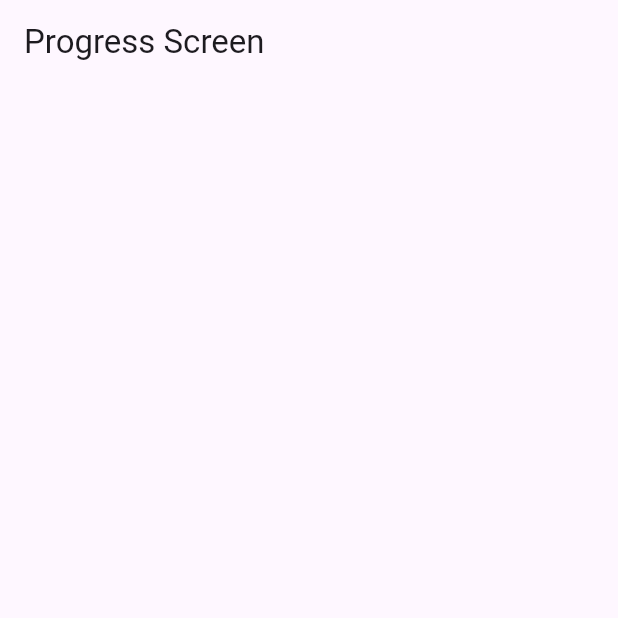
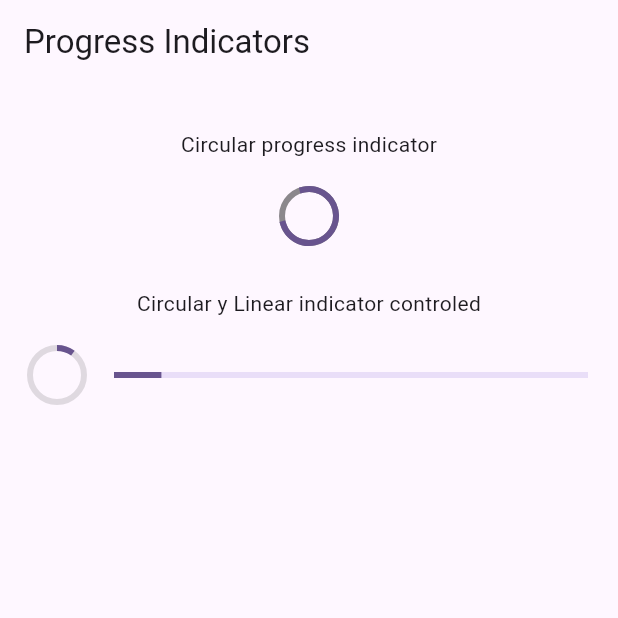
Before and after one commit to logojo/widget_app, a Flutter app: the Progress screen opened by its route, on a phone screen of 412 x 824 dp, the top half of it. Run offline on Flutter 3.47's test engine with Material 3 defaults, Android fonts, the phone set to English and light mode, and no system bars; our stand-ins replace go_router.

Commit message:
Progress indicadors finished

```diff
--- a/lib/config/menu/menu_item.dart
+++ b/lib/config/menu/menu_item.dart
@@ -25,6 +25,11 @@ const appMenuItems = <MenuItem>[
       link: '/cards',
       icon: Icons.credit_card),
   MenuItem(
+      title: 'Progress Indicators',
+      subtitle: 'Generales y controlados',
+      link: '/progress',
+      icon: Icons.refresh_rounded),
+  MenuItem(
       title: 'Animated',
       subtitle: 'Un contenedor Animado',
       link: '/animated',
@@ -40,11 +45,6 @@ const appMenuItems = <MenuItem>[
       link: '/infinite',
       icon: Icons.pages),
   MenuItem(
-      title: 'Progress',
-      subtitle: 'un contenedor con un progress',
-      link: '/progress',
-      icon: Icons.pending),
-  MenuItem(
       title: 'Snackbar',
       subtitle: 'snackbar para mensajes',
       link: '/snackbar',
--- a/lib/presentation/screens/progress/progress.dart
+++ b/lib/presentation/screens/progress/progress.dart
@@ -9,7 +9,78 @@ class Progress extends StatelessWidget {
   Widget build(BuildContext context) {
     return Scaffold(
         appBar: AppBar(
-      title: const Text('Progress Screen'),
-    ));
+          title: const Text('Progress Indicators'),
+        ),
+        body: const _ProgressView());
   }
 }
+
+class _ProgressView extends StatelessWidget {
+  const _ProgressView();
+
+  @override
+  Widget build(BuildContext context) {
+    return const Center(
+      child: Column(
+        children: [
+          SizedBox(height: 30),
+          Text(
+            'Circular progress indicator',
+          ),
+          SizedBox(height: 20),
+          CircularProgressIndicator(
+            strokeWidth: 4,
+            backgroundColor: Colors.black45,
+          ),
+          SizedBox(height: 30),
+          Text('Circular y Linear indicator controled'),
+          SizedBox(height: 20),
+          _ControllerdProgressIndicator()
+        ],
+      ),
+    );
+  }
+}
+
+class _ControllerdProgressIndicator extends StatelessWidget {
+  const _ControllerdProgressIndicator();
+
+  @override
+  Widget build(BuildContext context) {
+    //StreamBuilder es un widget que se construlle en tiempo de ejecución
+    //Este esta asociado a un stream: que es un flujo de información
+    return StreamBuilder(
+        //Stream.periodic cada periodo de tiempo estara emitiendo valores
+        stream: Stream.periodic(const Duration(milliseconds: 300), (value) {
+          return (value * 2) / 100;
+          //takeWhile le indica al Stream se ejecutara hasta que el value sea a menor 100
+        }).takeWhile((value) => value < 100),
+        builder: (context, snapshot) {
+          //Obteniendo el valor que emite el stream
+          final progressValue = snapshot.data ?? 0;
+
+          return Padding(
+            padding: const EdgeInsets.symmetric(horizontal: 20),
+            child: Row(
+              mainAxisAlignment: MainAxisAlignment.center,
+              children: [
+                CircularProgressIndicator(
+                  value: progressValue,
+                  strokeWidth: 4,
+                  backgroundColor: Colors.black12,
+                ),
+                //En el SizeBox se usa el width en lugar del height por que nos encontramos en un Row
+                const SizedBox(width: 20),
+                //Expanded toma todo el espacio que el padre le esta dando
+                Expanded(
+                    //El linear LinearProgressIndicator necesita que se le indique el tamaño del espacio en el que sera contruido
+                    //En esta caso se le esta indicando el tamaño con el Expanded
+                    child: LinearProgressIndicator(
+                  value: progressValue,
+                ))
+              ],
+            ),
+          );
+        });
+  }
+}
```
